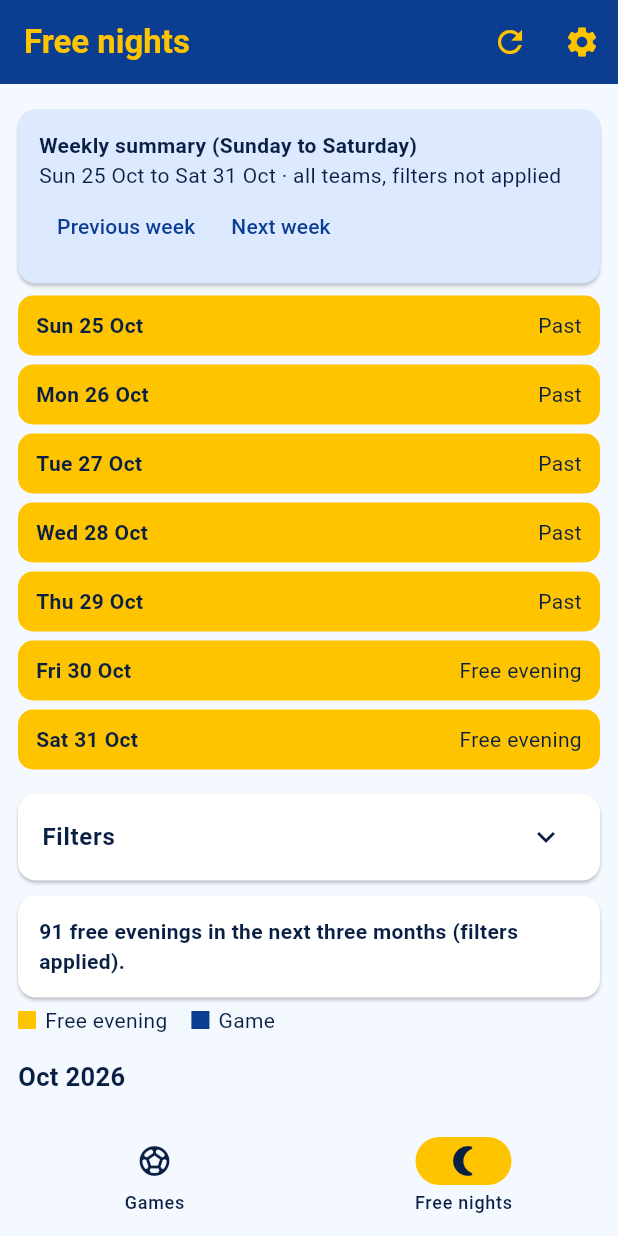
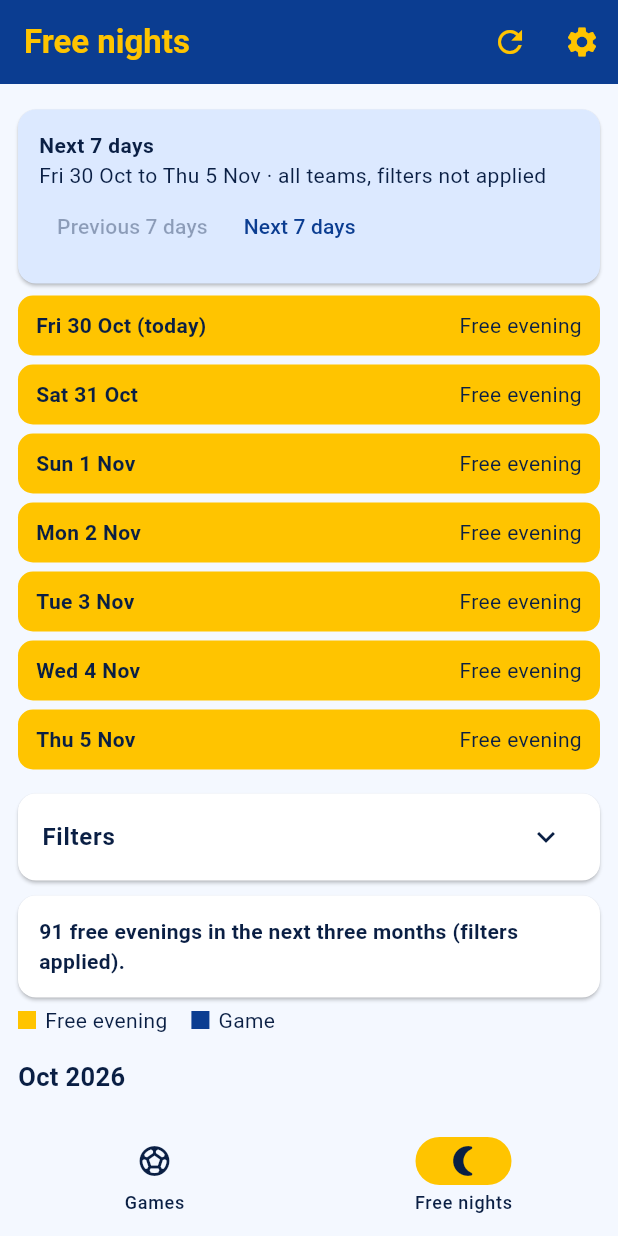
Before and after one commit to NLV9/Game-Day, a Flutter app: the screen it shows after launch, item 2 of the bottom bar chosen, on a phone screen of 412 x 824 dp. Run offline on Flutter 3.47's test engine with Material 3 defaults, Android fonts, the light colour scheme and no system bars; our stand-ins replace flutter_local_notifications, shared_preferences, timezone; network calls fail.

Commit message:
Add files via upload

```diff
--- a/lib/data.dart
+++ b/lib/data.dart
@@ -18,7 +18,7 @@ Future<http.Response> _get(http.Client c, String url, {Map<String, String>? head
 
 /// Short report of what each source returned (shown only under "Details").
 final List<String> syncLog = [];
-const appVersion = 'v11';
+const appVersion = 'v12';
 void _log(String line) => syncLog.add(line);
 
 String classify(String name, {String? type, String? code}) {
--- a/lib/main.dart
+++ b/lib/main.dart
@@ -417,7 +417,7 @@ class _FreeTabState extends State<FreeTab> {
     final cs = Theme.of(context).colorScheme;
     final today = dayOnly(DateTime.now());
     final end = DateTime(today.year, today.month, today.day + 90);
-    final ws = DateTime(today.year, today.month, today.day - today.weekday % 7 + w * 7);
+    final ws = DateTime(today.year, today.month, today.day + w * 7); // starts today, then 7 days
     final we = DateTime(ws.year, ws.month, ws.day + 6);
 
     final weekRows = <Widget>[];
@@ -433,7 +433,7 @@ class _FreeTabState extends State<FreeTab> {
           borderRadius: BorderRadius.circular(10),
         ),
         child: Row(mainAxisAlignment: MainAxisAlignment.spaceBetween, children: [
-          Text(dayLabel(d), style: TextStyle(fontWeight: FontWeight.w700, color: free ? navy : cs.onSurface)),
+          Text(d == today ? '${dayLabel(d)} (today)' : dayLabel(d), style: TextStyle(fontWeight: FontWeight.w700, color: free ? navy : cs.onSurface)),
           Flexible(
             child: Text(
               free ? (d.isBefore(today) ? 'Past' : 'Free evening') : gs.map((g) => '${g.team} ${hm(g.start)}').join(', '),
@@ -463,11 +463,11 @@ class _FreeTabState extends State<FreeTab> {
         child: Padding(
           padding: const EdgeInsets.all(14),
           child: Column(crossAxisAlignment: CrossAxisAlignment.start, children: [
-            const Text('Weekly summary (Sunday to Saturday)', style: TextStyle(fontWeight: FontWeight.w700)),
+            Text(w == 0 ? 'Next 7 days' : '7 days from ${dayLabel(ws)}', style: TextStyle(fontWeight: FontWeight.w700)),
             Text('${dayLabel(ws)} to ${dayLabel(we)} · all teams, filters not applied'),
             Row(children: [
-              TextButton(onPressed: () => setState(() => w--), child: const Text('Previous week')),
-              TextButton(onPressed: () => setState(() => w++), child: const Text('Next week')),
+              TextButton(onPressed: w > 0 ? () => setState(() => w--) : null, child: const Text('Previous 7 days')),
+              TextButton(onPressed: () => setState(() => w++), child: const Text('Next 7 days')),
             ]),
           ]),
         ),
```
